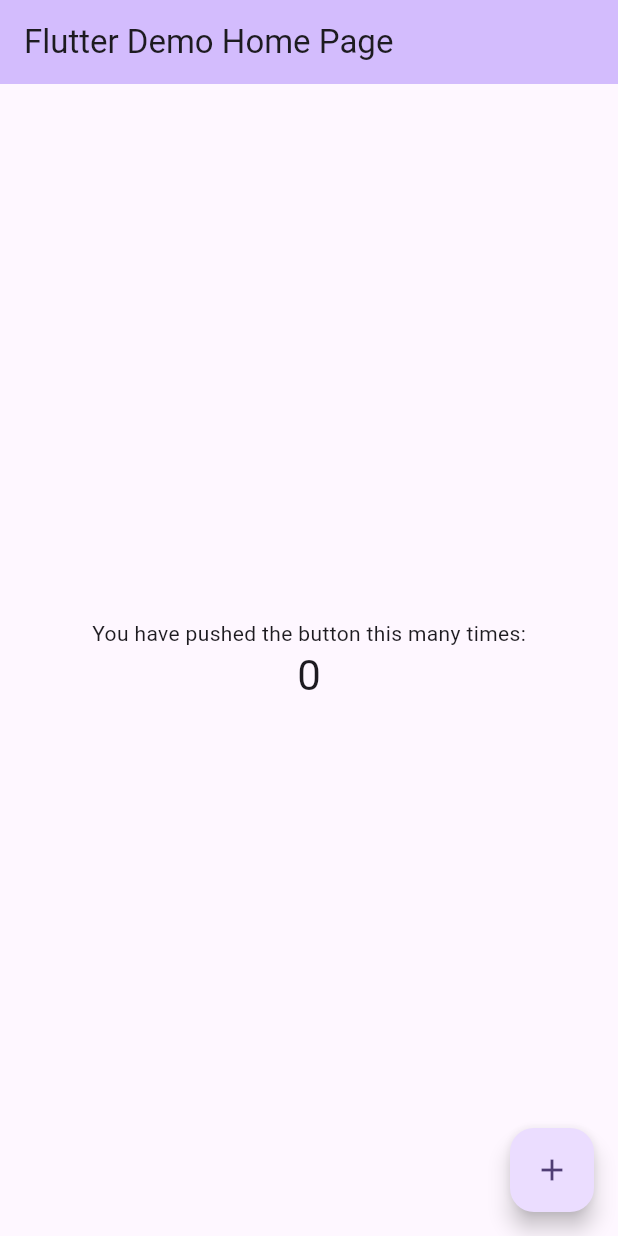
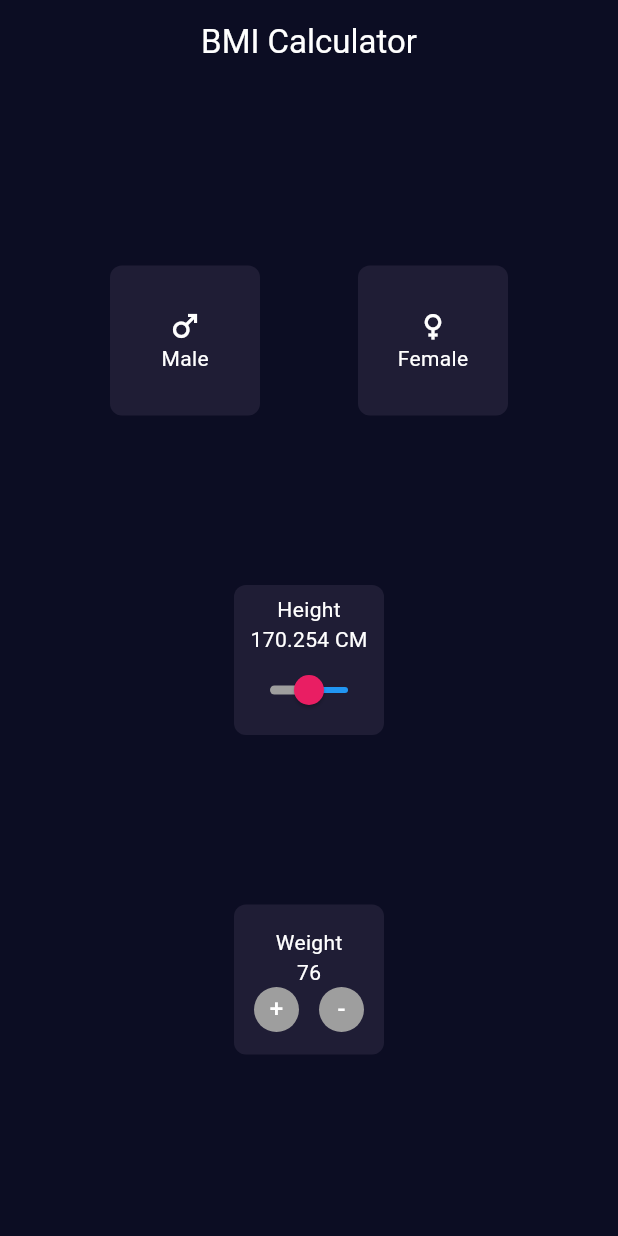
Before and after one commit to Kamalaust/bmi_calculator, a Flutter app: the screen it shows after launch, on a phone screen of 412 x 824 dp. Run offline on Flutter 3.47's test engine with Material 2 defaults, Android fonts, the phone set to English and light mode, and no system bars.

Commit message:
ui design of bmi cal

```diff
--- /dev/null
+++ b/lib/home.dart
@@ -0,0 +1,117 @@
+import 'package:flutter/material.dart';
+
+class Home extends StatelessWidget {
+  const Home({super.key});
+
+  @override
+  Widget build(BuildContext context) {
+    return Scaffold(
+      backgroundColor: Color(0xff0C0D23),
+      appBar: AppBar(
+        centerTitle: true,
+        backgroundColor: Color(0xff0C0D23),
+        title: Text("BMI Calculator", style: TextStyle(color: Colors.white)),
+      ),
+      body: Padding(
+        padding: const EdgeInsets.all(8.0),
+        child:
+            Column(mainAxisAlignment: MainAxisAlignment.spaceEvenly, children: [
+          Row(
+            mainAxisAlignment: MainAxisAlignment.spaceEvenly,
+            children: [
+              Container(
+                height: 100,
+                width: 100,
+                decoration: BoxDecoration(
+                  borderRadius: BorderRadius.circular(8),
+                  color: Color(0xff1F1D35),
+                ),
+                child: Column(
+                  mainAxisAlignment: MainAxisAlignment.center,
+                  children: [
+                    Icon(Icons.male, color: Colors.white),
+                    Text("Male", style: TextStyle(color: Colors.white)),
+                  ],
+                ),
+              ),
+              Container(
+                height: 100,
+                width: 100,
+                decoration: BoxDecoration(
+                  borderRadius: BorderRadius.circular(8),
+                  color: Color(0xff1F1D35),
+                ),
+                child: Column(
+                  mainAxisAlignment: MainAxisAlignment.center,
+                  children: [
+                    Icon(Icons.female, color: Colors.white),
+                    Text("Female", style: TextStyle(color: Colors.white)),
+                  ],
+                ),
+              )
+            ],
+          ),
+          Container(
+            height: 100,
+            width: 100,
+            decoration: BoxDecoration(
+              borderRadius: BorderRadius.circular(8),
+              color: Color(0xff1F1D35),
+            ),
+            child: Column(
+              mainAxisAlignment: MainAxisAlignment.center,
+              children: [
+                Text("Height", style: TextStyle(color: Colors.white)),
+                Text("170.254 CM", style: TextStyle(color: Colors.white)),
+                Slider(
+                  activeColor: Colors.grey,
+                  inactiveColor: Colors.blue,
+                  thumbColor: Colors.pink,
+                  min: 0,
+                  max: 100,
+                  // value: _value,
+                  value: 50,
+                  onChanged: (value) {
+                    // setState(() {
+                    //   _value = value;
+                    // });
+                  },
+                ),
+              ],
+            ),
+          ),
+          Container(
+            height: 100,
+            width: 100,
+            decoration: BoxDecoration(
+              borderRadius: BorderRadius.circular(8),
+              color: Color(0xff1F1D35),
+            ),
+            child: Column(
+              mainAxisAlignment: MainAxisAlignment.center,
+              children: [
+                Text("Weight", style: TextStyle(color: Colors.white)),
+                Text("76", style: TextStyle(color: Colors.white)),
+                Row(
+                  mainAxisAlignment: MainAxisAlignment.spaceEvenly,
+                  children: [
+                    CircleAvatar(
+                        radius: 15,
+                        backgroundColor: Colors.grey,
+                        child:
+                            Text("+", style: TextStyle(color: Colors.white))),
+                    CircleAvatar(
+                        radius: 15,
+                        backgroundColor: Colors.grey,
+                        child:
+                            Text("-", style: TextStyle(color: Colors.white))),
+                  ],
+                )
+              ],
+            ),
+          ),
+        ]),
+      ),
+    );
+  }
+}
--- a/lib/main.dart
+++ b/lib/main.dart
@@ -1,3 +1,4 @@
+import 'package:bmi_calculator/home.dart';
 import 'package:flutter/material.dart';
 
 void main() {
@@ -16,95 +17,8 @@ class MyApp extends StatelessWidget {
         colorScheme: ColorScheme.fromSeed(seedColor: Colors.deepPurple),
         useMaterial3: true,
       ),
-      home: const MyHomePage(title: 'Flutter Demo Home Page'),
+      home: const Home(),
+      debugShowCheckedModeBanner: false,
     );
   }
 }
-
-class MyHomePage extends StatefulWidget {
-  const MyHomePage({super.key, required this.title});
-
-  // This widget is the home page of your application. It is stateful, meaning
-  // that it has a State object (defined below) that contains fields that affect
-  // how it looks.
-
-  // This class is the configuration for the state. It holds the values (in this
-  // case the title) provided by the parent (in this case the App widget) and
-  // used by the build method of the State. Fields in a Widget subclass are
-  // always marked "final".
-
-  final String title;
-
-  @override
-  State<MyHomePage> createState() => _MyHomePageState();
-}
-
-class _MyHomePageState extends State<MyHomePage> {
-  int _counter = 0;
-
-  void _incrementCounter() {
-    setState(() {
-      // This call to setState tells the Flutter framework that something has
-      // changed in this State, which causes it to rerun the build method below
-      // so that the display can reflect the updated values. If we changed
-      // _counter without calling setState(), then the build method would not be
-      // called again, and so nothing would appear to happen.
-      _counter++;
-    });
-  }
-
-  @override
-  Widget build(BuildContext context) {
-    // This method is rerun every time setState is called, for instance as done
-    // by the _incrementCounter method above.
-    //
-    // The Flutter framework has been optimized to make rerunning build methods
-    // fast, so that you can just rebuild anything that needs updating rather
-    // than having to individually change instances of widgets.
-    return Scaffold(
-      appBar: AppBar(
-        // TRY THIS: Try changing the color here to a specific color (to
-        // Colors.amber, perhaps?) and trigger a hot reload to see the AppBar
-        // change color while the other colors stay the same.
-        backgroundColor: Theme.of(context).colorScheme.inversePrimary,
-        // Here we take the value from the MyHomePage object that was created by
-        // the App.build method, and use it to set our appbar title.
-        title: Text(widget.title),
-      ),
-      body: Center(
-        // Center is a layout widget. It takes a single child and positions it
-        // in the middle of the parent.
-        child: Column(
-          // Column is also a layout widget. It takes a list of children and
-          // arranges them vertically. By default, it sizes itself to fit its
-          // children horizontally, and tries to be as tall as its parent.
-          //
-          // Column has various properties to control how it sizes itself and
-          // how it positions its children. Here we use mainAxisAlignment to
-          // center the children vertically; the main axis here is the vertical
-          // axis because Columns are vertical (the cross axis would be
-          // horizontal).
-          //
-          // TRY THIS: Invoke "debug painting" (choose the "Toggle Debug Paint"
-          // action in the IDE, or press "p" in the console), to see the
-          // wireframe for each widget.
-          mainAxisAlignment: MainAxisAlignment.center,
-          children: <Widget>[
-            const Text(
-              'You have pushed the button this many times:',
-            ),
-            Text(
-              '$_counter',
-              style: Theme.of(context).textTheme.headlineMedium,
-            ),
-          ],
-        ),
-      ),
-      floatingActionButton: FloatingActionButton(
-        onPressed: _incrementCounter,
-        tooltip: 'Increment',
-        child: const Icon(Icons.add),
-      ), // This trailing comma makes auto-formatting nicer for build methods.
-    );
-  }
-}
```
